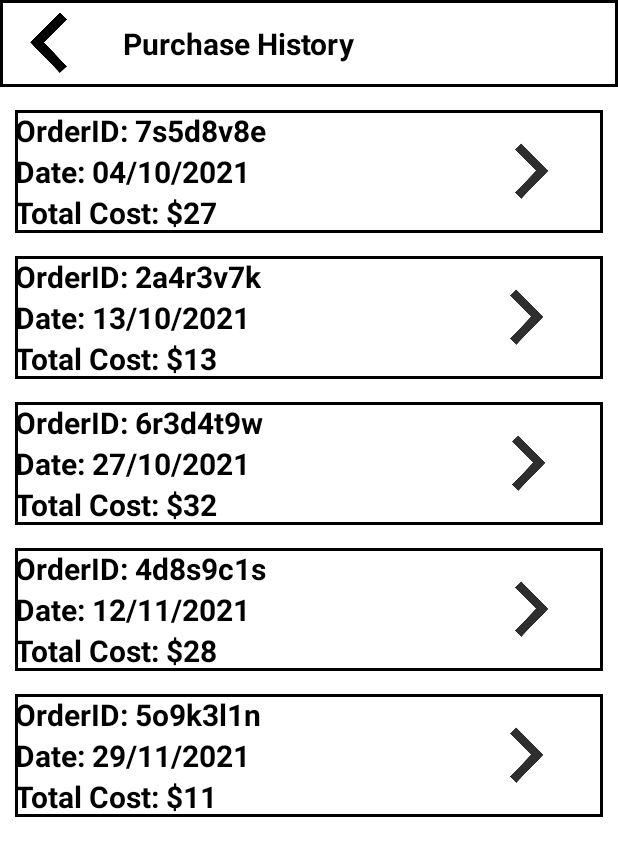
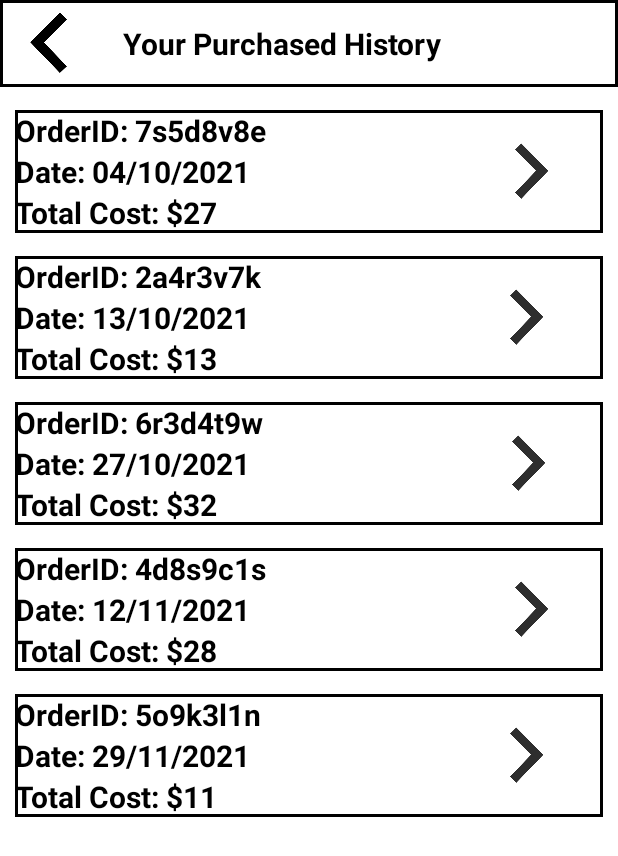
Before and after one commit to ak307/Med_Express, an Android app: the ViewPurchasedHistoryActivity screen opened directly, with no data from a screen before it, on a phone screen of 412 x 824 dp. Shown: the top 856 px of the screen. Run offline under Robolectric (Android 15) with nearby library versions, the light colour scheme and no system bars.

Commit message:
Small changes

```diff
--- a/app/src/main/java/com/group/medexpress/TrackOrderDeliveryActivity.java
+++ b/app/src/main/java/com/group/medexpress/TrackOrderDeliveryActivity.java
@@ -18,6 +18,7 @@ public class TrackOrderDeliveryActivity extends AppCompatActivity {
 
         trackOrderBackBtn = (ImageButton) findViewById(R.id.trackOrderBackBtn);
 
+        setTrackOrderBackBtn();
     }
 
     private void setTrackOrderBackBtn(){
--- a/app/src/main/java/com/group/medexpress/ViewPurchasedHistoryActivity.java
+++ b/app/src/main/java/com/group/medexpress/ViewPurchasedHistoryActivity.java
@@ -17,6 +17,7 @@ public class ViewPurchasedHistoryActivity extends AppCompatActivity {
 
         purchaseHistoryBtn = (ImageButton) findViewById(R.id.purchaseHistoryBtn);
 
+        setPurchaseHistoryBtn();
     }
 
     private void setPurchaseHistoryBtn(){
--- a/app/src/main/res/layout/activity_track_order_delivery.xml
+++ b/app/src/main/res/layout/activity_track_order_delivery.xml
@@ -39,7 +39,7 @@
                 android:layout_gravity="center"
                 android:layout_marginLeft="20dp"
                 android:layout_weight="0.8"
-                android:text="Track Order Dlicry"
+                android:text="Track Your Order Delivery"
                 android:textColor="@color/black"
                 android:textSize="20sp"
                 android:textStyle="bold"
--- a/app/src/main/res/layout/activity_view_purchased_history.xml
+++ b/app/src/main/res/layout/activity_view_purchased_history.xml
@@ -41,7 +41,7 @@
                 android:layout_gravity="center"
                 android:layout_marginLeft="20dp"
                 android:layout_weight="0.8"
-                android:text="Purchase History"
+                android:text="Your Purchased History"
                 android:textColor="@color/black"
                 android:textSize="20sp"
                 android:textStyle="bold"
```
